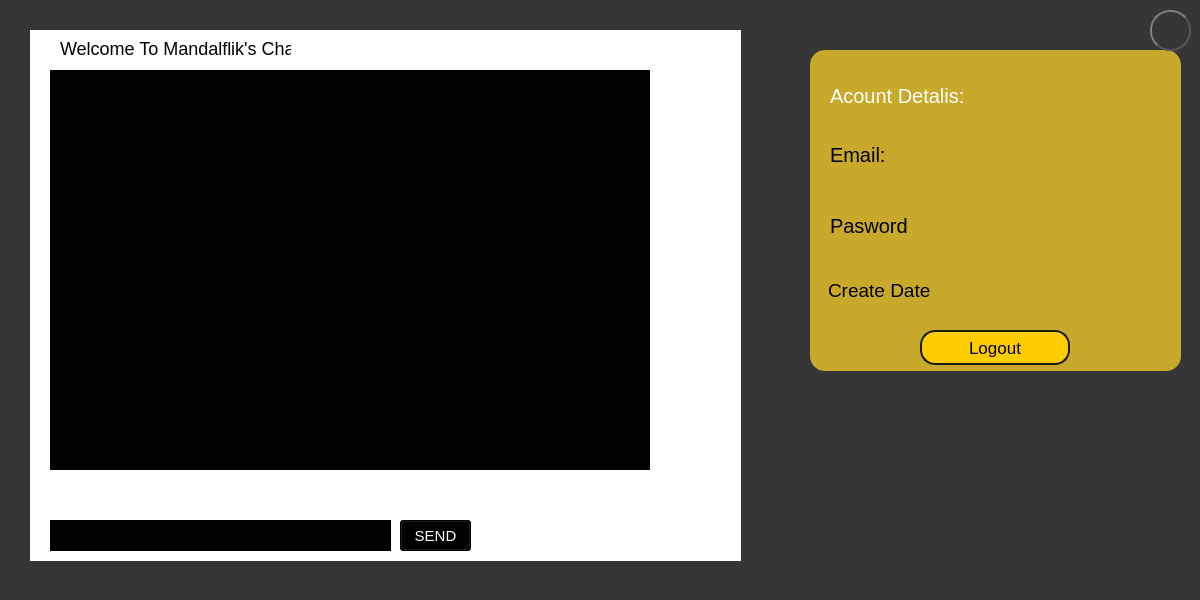
The window that UI/main.ui (Mandalflik02/Login-Register-Project) describes before a commit, drawn with Qt 5.
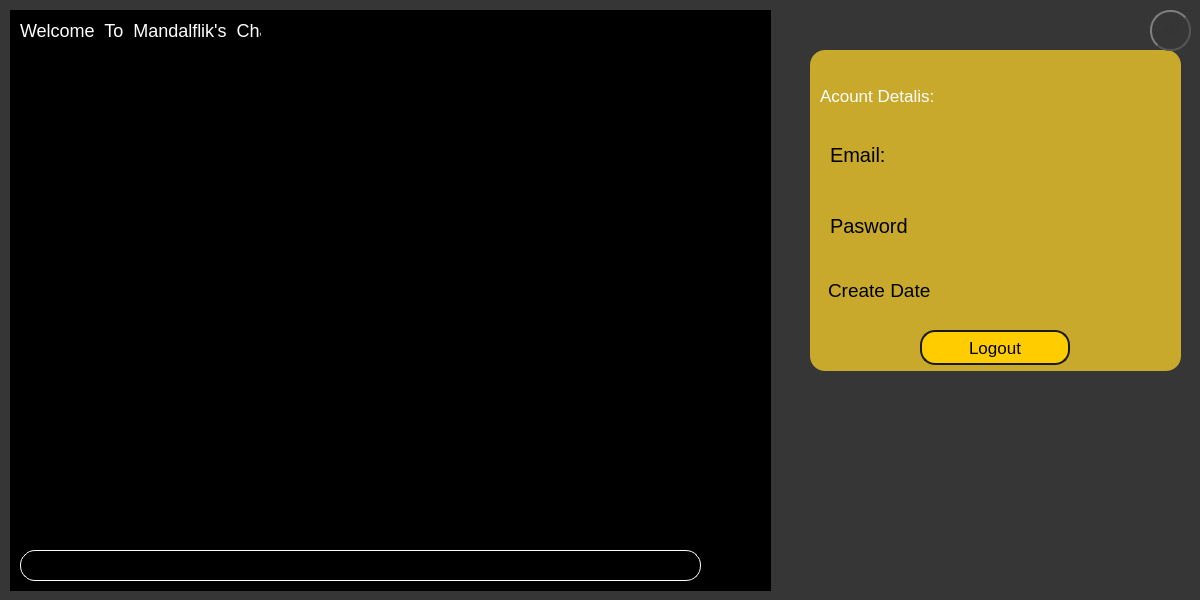
The same window after the commit.

What changed in the file:
```diff
--- a/UI/main.ui
+++ b/UI/main.ui
@@ -42,60 +42,29 @@
   <widget class="QWidget" name="widget" native="true">
    <property name="geometry">
     <rect>
-     <x>30</x>
-     <y>30</y>
-     <width>711</width>
-     <height>531</height>
+     <x>10</x>
+     <y>10</y>
+     <width>761</width>
+     <height>581</height>
     </rect>
    </property>
    <property name="styleSheet">
-    <string notr="true">background-color: rgb(255, 255, 255);</string>
+    <string notr="true">background-color: rgb(0, 0, 0);</string>
    </property>
-   <widget class="QTextEdit" name="textsend">
-    <property name="geometry">
-     <rect>
-      <x>20</x>
-      <y>490</y>
-      <width>341</width>
-      <height>31</height>
-     </rect>
-    </property>
-    <property name="styleSheet">
-     <string notr="true">background-color: rgb(0, 0, 0);
-font-size:15px;
-color:rgb(255,255,255);</string>
-    </property>
-   </widget>
-   <widget class="QPushButton" name="sendbutton">
-    <property name="geometry">
-     <rect>
-      <x>370</x>
-      <y>490</y>
-      <width>71</width>
-      <height>31</height>
-     </rect>
-    </property>
-    <property name="styleSheet">
-     <string notr="true">color: rgb(255, 255, 255);
-background-color: rgb(0, 0, 0);
-font-size:15px;</string>
-    </property>
-    <property name="text">
-     <string>SEND</string>
-    </property>
-   </widget>
    <widget class="QTextEdit" name="chattextedit">
     <property name="geometry">
      <rect>
-      <x>20</x>
-      <y>40</y>
-      <width>600</width>
-      <height>400</height>
+      <x>-1</x>
+      <y>29</y>
+      <width>761</width>
+      <height>481</height>
      </rect>
     </property>
     <property name="styleSheet">
      <string notr="true">background-color: rgb(0, 0, 0);
-color: rgb(255, 255, 255);</string>
+color: rgb(255, 255, 255);
+border:none;
+font-size:18px;</string>
     </property>
     <property name="acceptRichText">
      <bool>true</bool>
@@ -107,19 +76,37 @@
    <widget class="QLabel" name="label_5">
     <property name="geometry">
      <rect>
-      <x>30</x>
+      <x>10</x>
       <y>10</y>
-      <width>231</width>
-      <height>16</height>
+      <width>241</width>
+      <height>21</height>
      </rect>
     </property>
     <property name="styleSheet">
-     <string notr="true">color: rgb(0, 0, 0);
-font: 8pt &quot;Calibri&quot;;
+     <string notr="true">color: rgb(255, 255, 255);
 font-size:18px;</string>
     </property>
     <property name="text">
-     <string>Welcome To Mandalflik's Chat</string>
+     <string>Welcome  To  Mandalflik's  Chat</string>
+    </property>
+   </widget>
+   <widget class="QLineEdit" name="textsend">
+    <property name="geometry">
+     <rect>
+      <x>10</x>
+      <y>540</y>
+      <width>681</width>
+      <height>31</height>
+     </rect>
+    </property>
+    <property name="styleSheet">
+     <string notr="true">background-color: rgb(0, 0, 0);
+font-size:15px;
+color:rgb(255,255,255);
+border:1px solid rgb(255,255,255);
+border-radius:15px;
+padding:5px;
+</string>
     </property>
    </widget>
   </widget>
@@ -268,15 +255,15 @@
    <widget class="QLabel" name="label">
     <property name="geometry">
      <rect>
-      <x>20</x>
+      <x>10</x>
       <y>30</y>
-      <width>141</width>
+      <width>121</width>
       <height>31</height>
      </rect>
     </property>
     <property name="styleSheet">
      <string notr="true">color: rgb(255, 255, 255);
-font-size:20px;</string>
+font-size:17px;</string>
     </property>
     <property name="text">
      <string>Acount Detalis: </string>
@@ -285,7 +272,7 @@
    <widget class="QLabel" name="username">
     <property name="geometry">
      <rect>
-      <x>180</x>
+      <x>150</x>
       <y>30</y>
       <width>161</width>
       <height>31</height>
```
Left out of the diff: 3 changed lines with no effect on the pictures.
